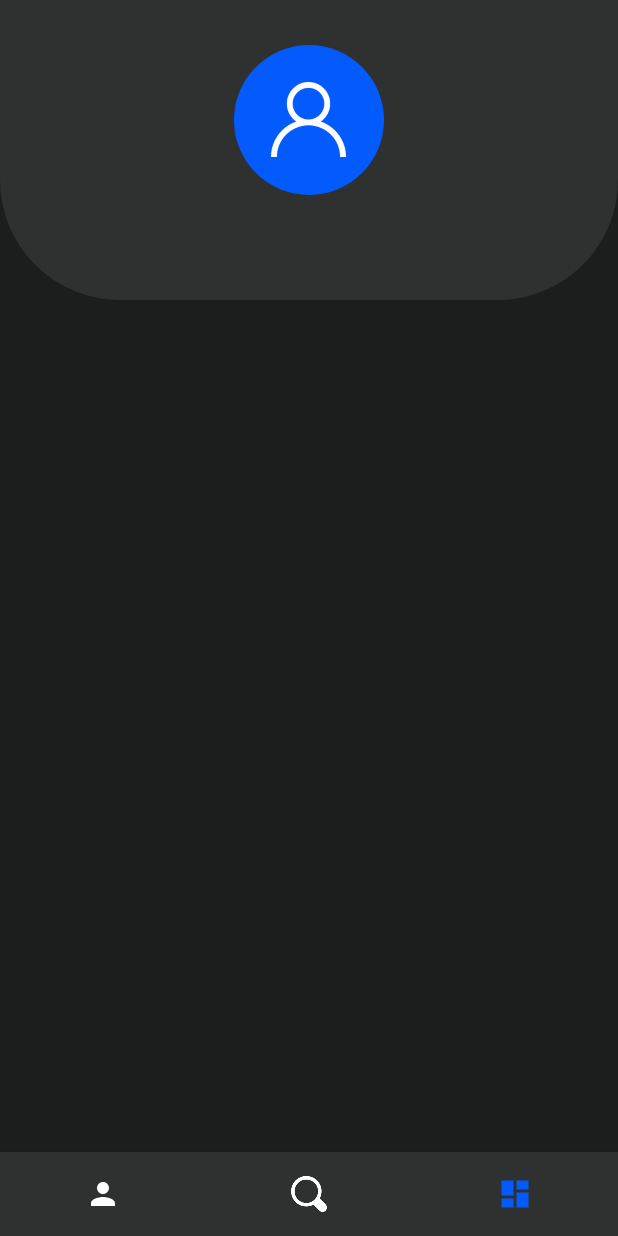
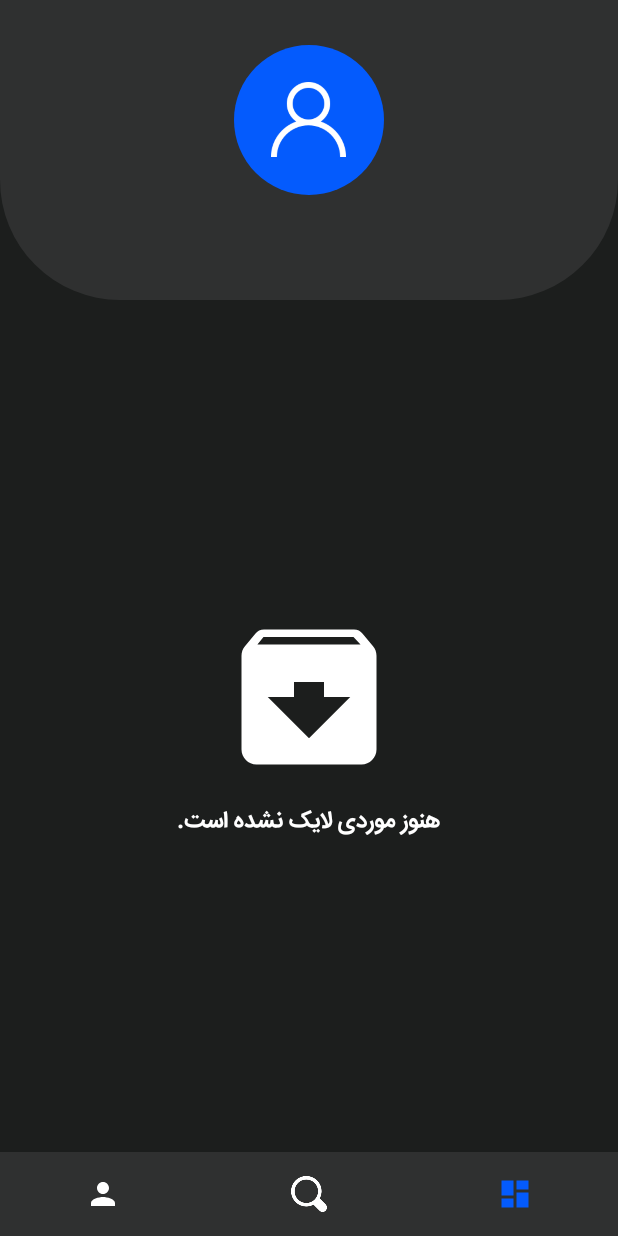
Before and after one commit to MhmudAlpurd/Scientists, an Android app: the fragment ProfileFragment placed in its activity, on a phone screen of 412 x 824 dp. Run offline under Robolectric (Android 15) with nearby library versions, the phone set to English and light mode, and no system bars; our stand-ins replace CircleImageView, Picasso; libraries missing offline, so code that uses them is left out: com.duolingo.open; network calls fail; 6 statements that could not run were skipped.

Commit message:
App is completed!

```diff
--- a/app/src/main/java/ir/mpkmro/scientists/ContentActivity.java
+++ b/app/src/main/java/ir/mpkmro/scientists/ContentActivity.java
@@ -90,12 +90,12 @@ public class ContentActivity extends AppCompatActivity implements View.OnClickLi
         if (value == 0) {
             db.fav(1,id);
             fab.setImageResource(R.drawable.ic_favorite);
-            Toast.makeText(ContentActivity.this, "به لیست علاقمندی ها اضافه شد" , Toast.LENGTH_LONG);
+            Toast.makeText(ContentActivity.this, "به لیست علاقمندی ها اضافه شد" , Toast.LENGTH_LONG).show();
 
         } else if (value == 1) {
             db.fav(0,id);
             fab.setImageResource(R.drawable.ic_like);
-            Toast.makeText(ContentActivity.this, "از لیست علاقمندی های حذف شد!" , Toast.LENGTH_LONG);
+            Toast.makeText(ContentActivity.this, "از لیست علاقمندی های حذف شد!" , Toast.LENGTH_LONG).show();
         }
     }
 }
--- a/app/src/main/java/ir/mpkmro/scientists/ProfileFragment.java
+++ b/app/src/main/java/ir/mpkmro/scientists/ProfileFragment.java
@@ -7,17 +7,29 @@ import android.os.Bundle;
 
 import androidx.annotation.Nullable;
 import androidx.fragment.app.Fragment;
+import androidx.recyclerview.widget.GridLayoutManager;
+import androidx.recyclerview.widget.RecyclerView;
 
 import android.view.LayoutInflater;
 import android.view.View;
 import android.view.ViewGroup;
+import android.widget.LinearLayout;
 import android.widget.TextView;
+
+import java.util.List;
+
+import ir.mpkmro.scientists.Adapter.favAdapter;
+import ir.mpkmro.scientists.DataBase.DataBase;
+import ir.mpkmro.scientists.Model.Person;
 
 public class ProfileFragment extends Fragment {
 
     public static final String LOGIN = "login";
     TextView name;
     View view;
+    favAdapter adapter;
+    RecyclerView recyclerView;
+    LinearLayout linearLayout;
 
     public ProfileFragment() {
     }
@@ -26,16 +38,45 @@ public class ProfileFragment extends Fragment {
     @Override
     public View onCreateView(LayoutInflater inflater, ViewGroup container,
                              Bundle savedInstanceState) {
-        view =  inflater.inflate(R.layout.fragment_profile, container, false);
+        view = inflater.inflate(R.layout.fragment_profile, container, false);
         setUpViews();
         return view;
     }
 
     private void setUpViews() {
         name = view.findViewById(R.id.name_id);
+        recyclerView = view.findViewById(R.id.recycler_id);
+        recyclerView.setLayoutManager(new GridLayoutManager(getActivity(), 2));
+        linearLayout = view.findViewById(R.id.profile_bg_id);
+        DataBase db = new DataBase(getActivity());
+        List<Person> personList = db.getFavPerson();
+        adapter = new favAdapter(getActivity(), personList);
+
+        if (personList.isEmpty()) {
+            showBackground();
+        } else {
+            removeBackground();
+        }
+
+        recyclerView.setAdapter(adapter);
         SharedPreferences sharedPreferences = getActivity().getSharedPreferences(LOGIN, Context.MODE_PRIVATE);
         name.setText(sharedPreferences.getString("NAME", null));
+
+
     }
+
+    private void removeBackground() {
+        recyclerView.setVisibility(View.VISIBLE);
+        linearLayout.setVisibility(View.GONE);
+
+
+    }
+
+    private void showBackground() {
+        recyclerView.setVisibility(View.GONE);
+        linearLayout.setVisibility(View.VISIBLE);
+    }
+
 
     @Override
     public void onCreate(@Nullable Bundle savedInstanceState) {
--- a/app/src/main/res/layout/fragment_profile.xml
+++ b/app/src/main/res/layout/fragment_profile.xml
@@ -5,7 +5,9 @@
     android:layout_height="match_parent"
     android:background="@color/backGround"
     android:orientation="vertical"
-    tools:context=".ProfileFragment">
+    tools:context=".ProfileFragment"
+
+    >
 
     <LinearLayout
         android:layout_width="match_parent"
@@ -40,10 +42,12 @@
 
     </LinearLayout>
 
-    <LinearLayout
+    <RelativeLayout
         android:layout_width="match_parent"
         android:layout_height="match_parent"
         android:orientation="vertical">
+
+        <include layout="@layout/profile_bg"/>
 
         <androidx.recyclerview.widget.RecyclerView
             android:id="@+id/recycler_id"
@@ -55,7 +59,7 @@
         </androidx.recyclerview.widget.RecyclerView>
 
 
-    </LinearLayout>
+    </RelativeLayout>
 
 
 </LinearLayout>
--- a/app/src/main/res/layout/profile_bg.xml
+++ b/app/src/main/res/layout/profile_bg.xml
@@ -4,7 +4,9 @@
     android:layout_width="match_parent"
     android:layout_height="match_parent"
     android:background="@color/backGround"
-    android:gravity="center">
+    android:gravity="center"
+    android:id="@+id/profile_bg_id"
+    >
 
     <ImageView
         android:layout_width="120dp"
--- a/app/src/main/res/layout/profile_item.xml
+++ b/app/src/main/res/layout/profile_item.xml
@@ -1,4 +1,5 @@
 <?xml version="1.0" encoding="utf-8"?>
+
 <androidx.cardview.widget.CardView
     xmlns:android="http://schemas.android.com/apk/res/android"
     xmlns:app="http://schemas.android.com/apk/res-auto"
@@ -9,7 +10,8 @@
     app:cardCornerRadius="3dp"
     app:cardElevation="2dp"
     android:id="@+id/item_id"
-    android:layout_margin="2dp">
+    android:layout_margin="2dp"
+    >
 
 <LinearLayout
     android:layout_width="match_parent"
```
Also changed, not shown: app/src/main/java/ir/mpkmro/scientists/Adapter/favAdapter.java (added, +86 -0 lines).
